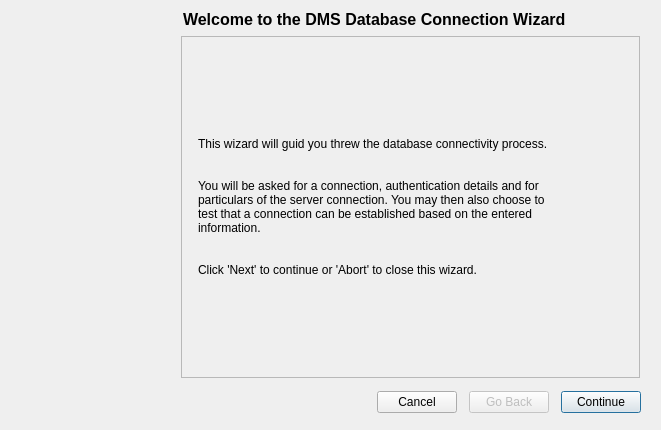
Old version of the form dmsystem/database/connectionwizard.ui in the repository BackupTheBerlios/dms.
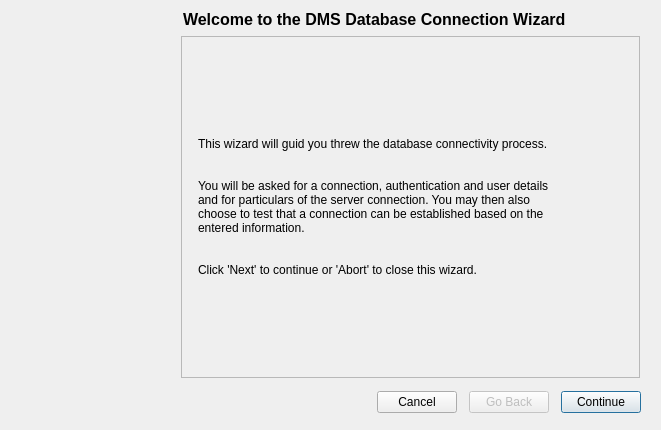
New version of the form. Icons and pictures are not drawn.

Commit message: add general user information to connection wizard add database user detail dialog  - create detail information for new user add new member on user data structure prepare database.pri to load new classes

```diff
--- a/dmsystem/database/connectionwizard.ui
+++ b/dmsystem/database/connectionwizard.ui
@@ -65,10 +65,10 @@
        <string>This wizard will guid you threw the database connectivity process.
 
 
-You will be asked for a connection, authentication details and for 
-particulars of the server connection. You may then also choose to
-test that a connection can be established based on the entered
-information.
+You will be asked for a connection, authentication and user details
+and for particulars of the server connection. You may then also
+choose to test that a connection can be established based on the
+entered information.
 
 
 Click 'Next' to continue or 'Abort' to close this wizard.</string>
```
Left out of the diff: 245 changed lines with no effect on the pictures. The commit also changes 6 other files.
